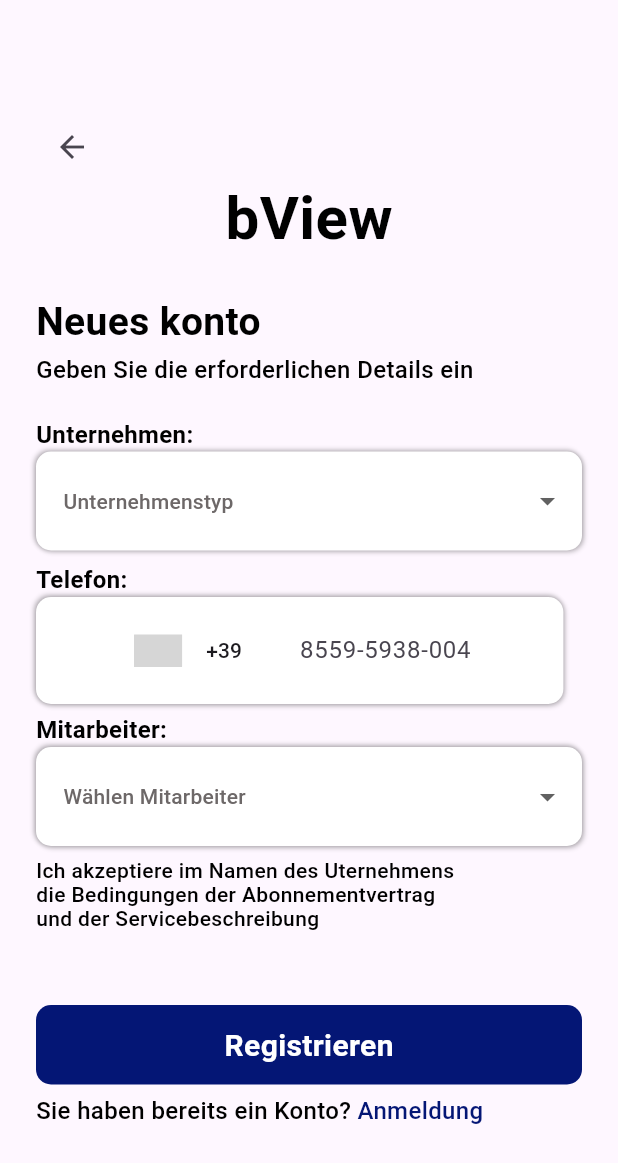
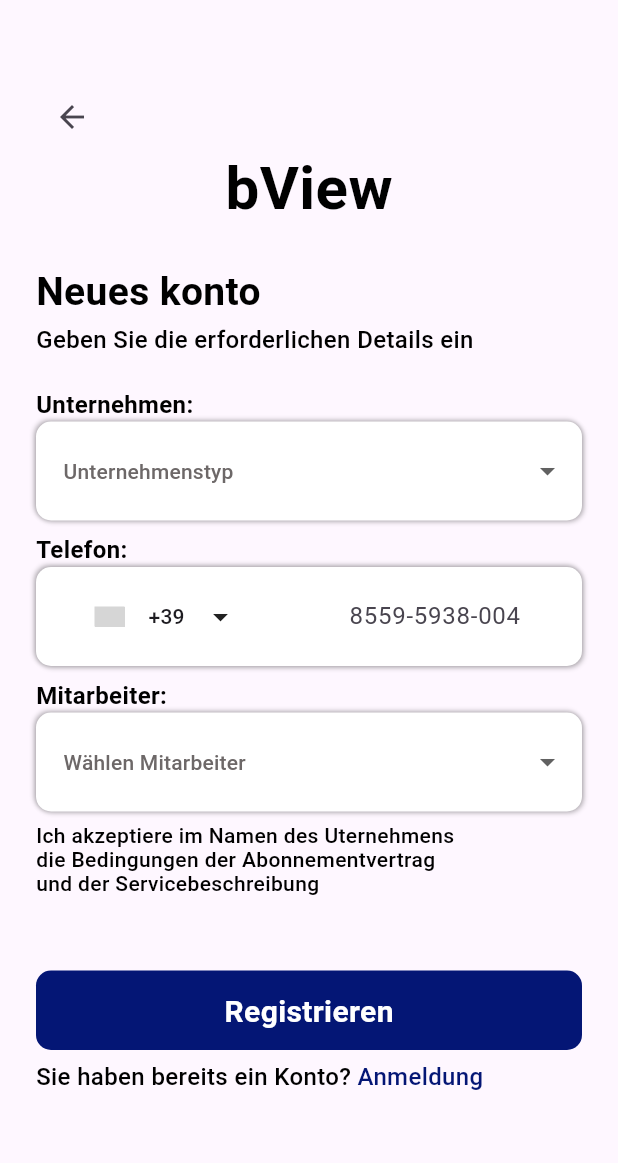
Before and after one commit to Temesgenzewude/construction_app, a Flutter app: the SignupSecondScreen screen opened by its route, on a phone screen of 412 x 824 dp. Shown: the top 1163 px of the screen. Run offline on Flutter 3.47's test engine with Material 3 defaults, Android fonts, the phone set to English and light mode, and no system bars; drawn by our look-alikes of country_code_picker; our stand-ins replace flutter_hooks, go_router, smooth_page_indicator; Roboto replaces fonts that are missing (Montserrat); grey boxes are pictures that could not be loaded.

Commit message:
fix country code and phone text field gap

```diff
--- a/lib/src/features/authentication/presentation/screens/signup_second_screen.dart
+++ b/lib/src/features/authentication/presentation/screens/signup_second_screen.dart
@@ -67,7 +67,7 @@ class _SignupSecondScreenState extends State<SignupSecondScreen> {
           child: Column(
             crossAxisAlignment: CrossAxisAlignment.start,
             children: [
-              const SizedBox(height: 50),
+              const SizedBox(height: 30),
               //! BACK BUTTON
               IconButton(
                 icon: const Icon(Icons.arrow_back),
@@ -132,8 +132,9 @@ class _SignupSecondScreenState extends State<SignupSecondScreen> {
                 phoneNumberController: phoneNumberController,
               ),
 
+              const SizedBox(height: 10),
 
-              //! employee STATE SELECTION
+              //! employee employee SELECTION
               DropDownSelection(
                 companies: employee,
                 companyState: employeeState,
--- a/lib/src/features/authentication/presentation/widgets/country_phone_code.dart
+++ b/lib/src/features/authentication/presentation/widgets/country_phone_code.dart
@@ -16,9 +16,7 @@ class CountryPhoneCodeInput extends HookWidget {
 
   @override
   Widget build(BuildContext context) {
-    return SizedBox(
-      height: 100,
-      child: Column(
+    return Column(
       crossAxisAlignment: CrossAxisAlignment.start,
       children: [
         const Text(
@@ -32,13 +30,8 @@ class CountryPhoneCodeInput extends HookWidget {
           ),
         ),
         const SizedBox(height: 2),
-          Row(
-            crossAxisAlignment: CrossAxisAlignment.center,
-            children: [
         Container(
-                // width: 130,
-                padding:
-                    const EdgeInsets.symmetric(horizontal: 11, vertical: 9),
+          padding: const EdgeInsets.symmetric(horizontal: 11, vertical: 9),
           clipBehavior: Clip.antiAlias,
           decoration: ShapeDecoration(
             color: Colors.white,
@@ -61,21 +54,25 @@ class CountryPhoneCodeInput extends HookWidget {
             ],
           ),
           child: Row(
+            mainAxisAlignment: MainAxisAlignment.spaceBetween,
             children: [
-                    SizedBox(
-                      width: MediaQuery.of(context).size.width * 0.4,
-                      child: CountryCodePicker(
+              Row(
+                children: [
+                  CountryCodePicker(
+                    padding: const EdgeInsets.all(0),
                     onChanged: (CountryCode countryCode) {},
-                        // Initial selectioön and favorite can be one of code ('IT') OR dial_code('+39')
                     initialSelection: 'IT',
                     favorite: const ['+39', 'FR'],
                     showCountryOnly: false,
                     showOnlyCountryWhenClosed: false,
                     alignLeft: false,
+                    flagWidth: 20.0,
                   ),
+                  const Icon(Icons.arrow_drop_down),
+                ],
               ),
               SizedBox(
-                      width: MediaQuery.of(context).size.width * 0.4,
+                width: MediaQuery.of(context).size.width *0.35,
                 child: TextFormField(
                   controller: phoneNumberController,
                   keyboardType: TextInputType.phone,
@@ -94,52 +91,7 @@ class CountryPhoneCodeInput extends HookWidget {
             ],
           ),
         ),
-              // Expanded(
-              //   flex: 1,
-              //   child: Container(
-              //     padding:
-              //         const EdgeInsets.symmetric(horizontal: 11, vertical: 8),
-              //     clipBehavior: Clip.antiAlias,
-              //     decoration: ShapeDecoration(
-              //       color: Colors.white,
-              //       shape: RoundedRectangleBorder(
-              //         borderRadius: BorderRadius.circular(10),
-              //       ),
-              //       shadows: const [
-              //         BoxShadow(
-              //           color: Color(0x3F000000),
-              //           blurRadius: 2,
-              //           offset: Offset(1, 1),
-              //           spreadRadius: 0,
-              //         ),
-              //         BoxShadow(
-              //           color: Color(0x3F000000),
-              //           blurRadius: 2,
-              //           offset: Offset(-1, -1),
-              //           spreadRadius: 0,
-              //         )
-              //       ],
-              //     ),
-              //     child: TextFormField(
-              //       controller: phoneNumberController,
-              //       keyboardType: TextInputType.phone,
-              //       decoration: const InputDecoration(
-              //         border: InputBorder.none,
-              //         hintText: '8559-5938-004',
-              //       ),
-              //       validator: (value) {
-              //         if (value == null || value.isEmpty) {
-              //           return 'Please enter a phone number';
-              //         }
-              //         return null;
-              //       },
-              //     ),
-              //   ),
-              // ),
       ],
-          ),
-        ],
-      ),
     );
   }
 }
```
Lines whose indentation alone changed are shown as unchanged.
